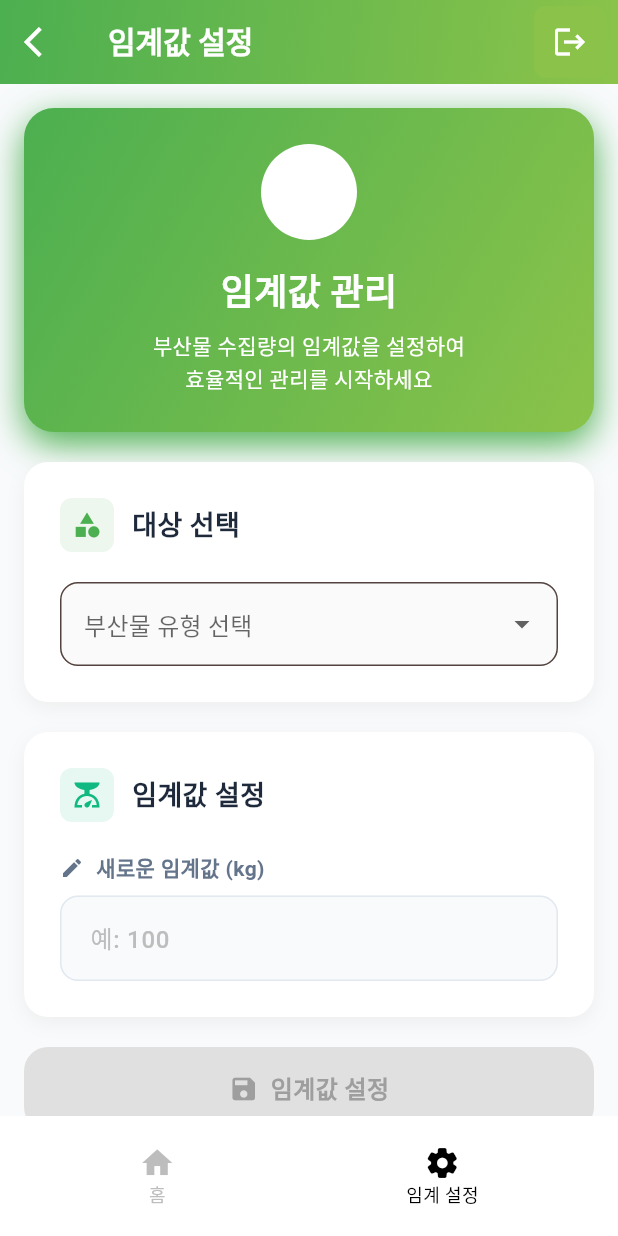
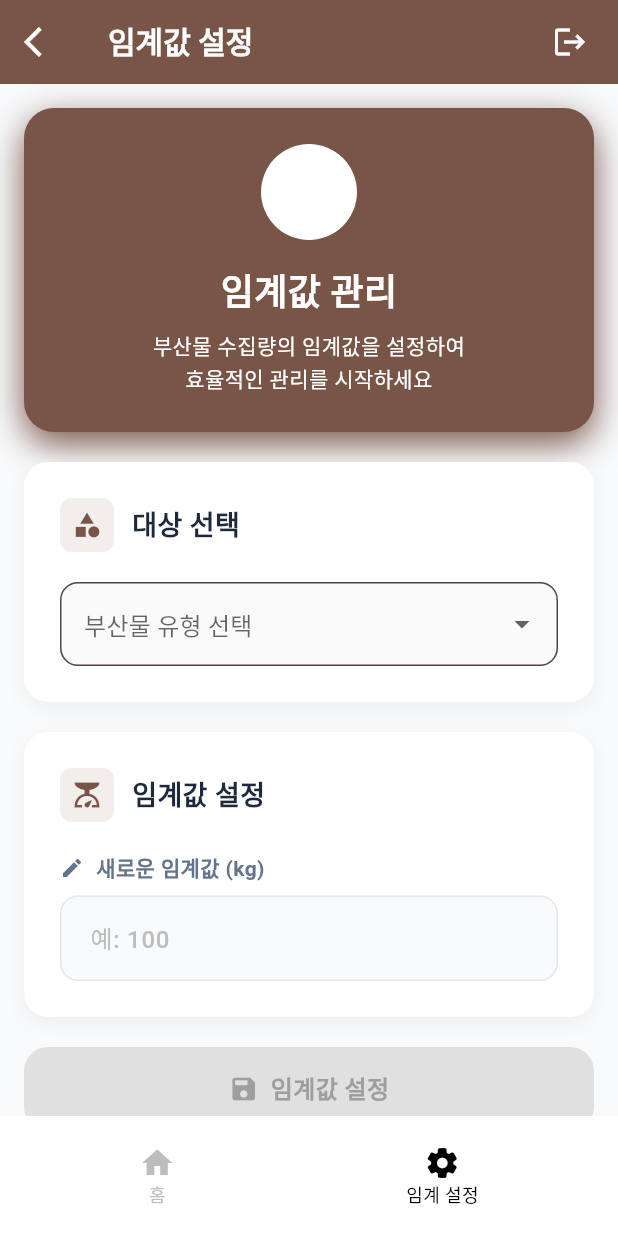
Before and after one commit to doyoon323/BrownSkin-Project, a Flutter app: the SetThresholdAdminPage screen opened directly with empty values, on a phone screen of 412 x 824 dp. Run offline on Flutter 3.47's test engine with Material 3 defaults, Android fonts, the phone set to English and light mode, and no system bars; our stand-ins replace geolocator, google_maps_flutter, percent_indicator, shared_preferences; missing offline and left inert: daum_postcode_view; accounts and stored records are empty.

Commit message:
refactor :setThreshold_admin.dart 코드 정리

```diff
--- a/lib/pages/admin/setThreshold_admin.dart
+++ b/lib/pages/admin/setThreshold_admin.dart
@@ -1,7 +1,6 @@
 import 'package:brownskin_app/common/api_service.dart';
 import 'package:flutter/material.dart';
 import 'package:brownskin_app/common/constants.dart';
-import 'package:http/http.dart' as http;
 import '../../common/widgets.dart';
 
 class SetThresholdAdminPage extends StatefulWidget {
@@ -13,18 +12,128 @@ class SetThresholdAdminPage extends StatefulWidget {
   _SetThresholdAdminPageState createState() => _SetThresholdAdminPageState();
 }
 
-class _SetThresholdAdminPageState extends State<SetThresholdAdminPage>
-    with TickerProviderStateMixin {
+class CommonCards {
+  static Widget buildCard({
+    required Widget child,
+    Color? color, Gradient? gradient,
+    BorderRadius borderRadius = const BorderRadius.all(Radius.circular(16)), List<BoxShadow>? boxShadow,
+    EdgeInsets padding = const EdgeInsets.all(24),
+  }) {
+    return Container(
+      padding: padding,
+      decoration: BoxDecoration(color: color, gradient: gradient, borderRadius: borderRadius, boxShadow: boxShadow),
+      child: child,
+    );
+  }
+
+  static Widget buildCardTitle({
+    required IconData icon,
+    required String title,
+    Color iconColor = Colors.brown, double iconSize = 20,
+  }) {
+    return Row(
+      children: [
+        Container(
+          padding: const EdgeInsets.all(8),
+          decoration: BoxDecoration(color: iconColor.withOpacity(0.1), borderRadius: BorderRadius.circular(8)),
+          child: Icon(icon, color: iconColor, size: iconSize),
+        ),
+        const SizedBox(width: 12),
+        Text(title, style: const TextStyle(fontSize: 18, fontWeight: FontWeight.bold, color: Color(0xFF1E293B))),
+      ],
+    );
+  }
+
+  static Widget buildErrorMessageCard(String message) {
+    return Container(
+      padding: const EdgeInsets.all(12),
+      decoration: BoxDecoration(color: Colors.brown.withOpacity(0.1), borderRadius: BorderRadius.circular(8), border: Border.all(color: Colors.brown.withOpacity(0.3))),
+      child: Row(
+        children: [
+          const Icon(Icons.error_outline, color: Colors.brown, size: 16),
+          const SizedBox(width: 8),
+          Expanded(child: Text(message, style: const TextStyle(fontSize: 12, color: Colors.brown, fontWeight: FontWeight.w500))),
+        ],
+      ),
+    );
+  }
+
+
+  static Widget buildHeaderCard({
+    required String title, required String subtitle,
+    required IconData icon,
+    Color iconBgColor = Colors.white, Color iconColor = Colors.white, Gradient? backgroundGradient, Color shadowColor = Colors.brown,
+  }) {
+    return Container(
+      width: double.infinity,
+      padding: const EdgeInsets.all(24),
+      decoration: BoxDecoration(
+        color: Colors.brown,
+        borderRadius: BorderRadius.circular(20),
+        boxShadow: [BoxShadow(color: shadowColor, blurRadius: 20, offset: const Offset(0, 8))],
+      ),
+      child: Column(
+        children: [
+          Container(
+            padding: const EdgeInsets.all(16),
+            decoration: BoxDecoration(color: iconBgColor, borderRadius: BorderRadius.circular(50)),
+            child: Icon(icon, size: 32, color: iconColor),
+          ),
+          const SizedBox(height: 16),
+          Text(title, style: const TextStyle(fontSize: 24, fontWeight: FontWeight.bold, color: Colors.white)),
+          const SizedBox(height: 8),
+          Text(subtitle, textAlign: TextAlign.center, style: const TextStyle(fontSize: 14, color: Colors.white, height: 1.5)),
+        ],
+      ),
+    );
+  }
+
+  static Widget buildSuccessCard(Animation<double> scaleAnimation) {
+    return AnimatedBuilder(
+      animation: scaleAnimation,
+      builder: (context, child) {
+        return Transform.scale(
+          scale: scaleAnimation.value,
+          child: Container(
+            padding: const EdgeInsets.all(20),
+            color: Colors.brown,
+            decoration: BoxDecoration(
+              borderRadius: BorderRadius.circular(16),
+              boxShadow: const [BoxShadow(color:Colors.brown, blurRadius: 15, offset: Offset(0, 6))],
+            ),
+            child: Row(
+              children: [
+                Container(
+                  padding: const EdgeInsets.all(8),
+                  decoration: BoxDecoration(color: Colors.white, borderRadius: BorderRadius.circular(50)),
+                  child: const Icon(Icons.check_circle, color: Colors.white, size: 24)
+                ),
+                const SizedBox(width: 16),
+                const Expanded(
+                  child: Column(
+                    crossAxisAlignment: CrossAxisAlignment.start,
+                    children: [
+                      Text('설정 완료!', style: TextStyle(fontSize: 16, fontWeight: FontWeight.bold, color: Colors.white)),
+                      SizedBox(height: 4),
+                      Text('임계값이 성공적으로 설정되었습니다.', style: TextStyle(fontSize: 12, color: Colors.white70)),
+                    ],
+                  ),
+                ),
+              ],
+            ),
+          ),
+        );
+      },
+    );
+  }
+}
+
+class _SetThresholdAdminPageState extends State<SetThresholdAdminPage> with TickerProviderStateMixin {
   final TextEditingController _currentWeightController = TextEditingController();
-  final TextEditingController _targetGoalController = TextEditingController();
   final _formKey = GlobalKey<FormState>();
 
-  String get token => widget.token;
-
-  // page2 용 변수
   String? selectedType;
   String? selectedByproductName;
-  String? selectedProvince;
   int selectedIndex = 1;
 
   bool isLoading = false;
@@ -32,7 +141,6 @@ class _SetThresholdAdminPageState extends State<SetThresholdAdminPage>
   String? errorMessage;
   String? currentThreshold;
 
-  // 애니메이션 컨트롤러
   late AnimationController _animationController;
   late AnimationController _successAnimationController;
   late Animation<double> _fadeAnimation;
@@ -54,7 +162,6 @@ class _SetThresholdAdminPageState extends State<SetThresholdAdminPage>
   @override
   void dispose() {
     _currentWeightController.dispose();
-    _targetGoalController.dispose();
     _animationController.dispose();
     _successAnimationController.dispose();
     super.dispose();
@@ -62,33 +169,28 @@ class _SetThresholdAdminPageState extends State<SetThresholdAdminPage>
 
   Future<bool> setThreshold(String? weight) async {
     if (weight == null || weight.isEmpty) return false;
-    try {
-      final request = await http.post(
-        Uri.parse("$BASE_URL/api/threshold"),
-        headers: {'Authorization': 'Token ${widget.token}'},
-        body: {
-          'type': selectedType,
-          'name': selectedByproductName,
-          'weight': weight
-        },
-      );
-      if (request.statusCode != 200) {
-        errorMessage = '임계값 설정에 실패했습니다.';
-        return false;
-      }
+
+    final response = await ApiService.postWithToken(
+      endpoint: '/api/threshold',
+      token: widget.token,
+      body: {
+        'type': selectedType!,
+        'name': selectedByproductName!,
+        'weight': weight
+      },
+    );
+    if (response != null && response.statusCode >= 200 && response.statusCode < 300) {
       await getThreshold(selectedType,selectedByproductName);
       isSuccess = true;
       _successAnimationController.forward();
       return true;
-    } catch (e) {
-      errorMessage = '네트워크 오류가 발생했습니다.';
     }
     return false;
   }
 
 
   Future<void> getThreshold(String? type, String? name) async {
-    final raw = await ApiService.fetchMap(url: "$BASE_URL/api/threshold?"+"type=$type&"+"name=$name", token: token);
+    final raw = await ApiService.fetchMap(url: "$BASE_URL/api/threshold?"+"type=$type&"+"name=$name", token: widget.token);
     if (raw["weight_float"] != null)  currentThreshold = raw["weight_float"].toString();
     else  currentThreshold = null;
   }
@@ -113,11 +215,7 @@ class _SetThresholdAdminPageState extends State<SetThresholdAdminPage>
                   key: _formKey,
                   child: Column(
                     children: [
-                    buildHeaderCard(
-                    title: '임계값 관리',
-                    subtitle: '부산물 수집량의 임계값을 설정하여\n효율적인 관리를 시작하세요',
-                    icon: Icons.tune,
-                  ),
+                      CommonCards.buildHeaderCard(title: '임계값 관리', subtitle: '부산물 수집량의 임계값을 설정하여\n효율적인 관리를 시작하세요', icon: Icons.tune,),
                       const SizedBox(height: 20),
                       _buildSelectionCard(),
                       const SizedBox(height: 20),
@@ -126,7 +224,7 @@ class _SetThresholdAdminPageState extends State<SetThresholdAdminPage>
                       _buildActionButton(),
                       if (isSuccess) ...[
                         const SizedBox(height: 20),
-                        buildSuccessCard(_scaleAnimation)
+                        CommonCards.buildSuccessCard(_scaleAnimation)
                       ],
                     ],
                   ),
@@ -153,11 +251,9 @@ class _SetThresholdAdminPageState extends State<SetThresholdAdminPage>
       elevation: 0,
       leading: IconButton(icon: const Icon(Icons.arrow_back_ios, color: Colors.white), onPressed: () => Navigator.pop(context, 0)),
       flexibleSpace: Container(
-        decoration: const BoxDecoration(
-          gradient: LinearGradient(colors: [Colors.green, Colors.lightGreen], begin: Alignment.topLeft, end: Alignment.bottomRight),
-        ),
+        decoration: const BoxDecoration(color: Colors.brown),
       ),
-      actions: [buildLogoutIconButton(context,backgroundColor: Colors.lightGreen)],
+      actions: [buildLogoutIconButton(context,backgroundColor: Colors.brown)],
     );
   }
 
@@ -166,56 +262,16 @@ class _SetThresholdAdminPageState extends State<SetThresholdAdminPage>
     if (index == 0) Navigator.pop(context, 0);
   }
 
-  Widget buildHeaderCard({
-    required String title, required String subtitle,
-    required IconData icon,
-    Color iconBgColor = Colors.white, Color iconColor = Colors.white, Gradient? backgroundGradient, Color shadowColor = Colors.green,
-  }) {
-    return Container(
-      width: double.infinity,
-      padding: const EdgeInsets.all(24),
-      decoration: BoxDecoration(
-        gradient: backgroundGradient ?? LinearGradient(colors: [Colors.green, Colors.lightGreen], begin: Alignment.topLeft, end: Alignment.bottomRight,),
-        borderRadius: BorderRadius.circular(20),
-        boxShadow: [BoxShadow(color: shadowColor, blurRadius: 20, offset: const Offset(0, 8))],
-      ),
-      child: Column(
-        children: [
-          Container(
-            padding: const EdgeInsets.all(16),
-            decoration: BoxDecoration(color: iconBgColor, borderRadius: BorderRadius.circular(50)),
-            child: Icon(icon, size: 32, color: iconColor),
-          ),
-          const SizedBox(height: 16),
-          Text(title, style: const TextStyle(fontSize: 24, fontWeight: FontWeight.bold, color: Colors.white)),
-          const SizedBox(height: 8),
-          Text(subtitle, textAlign: TextAlign.center, style: const TextStyle(fontSize: 14, color: Colors.white, height: 1.5)),
-        ],
-      ),
-    );
-  }
-
-
-  Widget buildIconTitleRow(IconData icon, String title, {Color color = Colors.green}) {
+  Widget buildIconTitleRow(IconData icon, String title, {Color color = Colors.brown}) {
     return Row(
       children: [
         Container(
           padding: const EdgeInsets.all(8),
-          decoration: BoxDecoration(
-            color: color.withOpacity(0.1),
-            borderRadius: BorderRadius.circular(8),
-          ),
+          decoration: BoxDecoration(color: color.withOpacity(0.1), borderRadius: BorderRadius.circular(8),),
           child: Icon(icon, color: color, size: 20),
         ),
         const SizedBox(width: 12),
-        Text(
-          title,
-          style: const TextStyle(
-            fontSize: 18,
-            fontWeight: FontWeight.bold,
-            color: Color(0xFF1E293B),
-          ),
-        ),
+        Text(title, style: const TextStyle(fontSize: 18, fontWeight: FontWeight.bold, color: Color(0xFF1E293B))),
       ],
     );
   }
@@ -223,18 +279,12 @@ class _SetThresholdAdminPageState extends State<SetThresholdAdminPage>
   Widget _buildSelectionCard() {
     return Container(
       padding: const EdgeInsets.all(24),
-      decoration: BoxDecoration(
-        color: Colors.white,
-        borderRadius: BorderRadius.circular(16),
-        boxShadow: [BoxShadow(color: Colors.grey.shade200, blurRadius: 10, offset: const Offset(0, 4))],
-      ),
+      decoration: BoxDecoration(color: Colors.white, borderRadius: BorderRadius.circular(16), boxShadow: [BoxShadow(color: Colors.grey.shade200, blurRadius: 10, offset: const Offset(0, 4))]),
       child: Column(
         crossAxisAlignment: CrossAxisAlignment.start,
         children: [
           buildIconTitleRow(Icons.category, '대상 선택'),
           const SizedBox(height: 20),
-
-          /// 부산물 유형 드롭다운
           CommonDropdownField(
             value: selectedType,
             items: const ["가공", "수확"],
@@ -248,14 +298,11 @@ class _SetThresholdAdminPageState extends State<SetThresholdAdminPage>
             },
             hintText: '부산물 유형 선택',
           ),
-
           if (selectedType != null) ...[
             const SizedBox(height: 16),
-            /// 품목 드롭다운
             CommonDropdownField(
               value: selectedByproductName,
-              items: byproductsCategory.where((item) => item['type'] == selectedType)
-                  .map((item) => item['name']!)
+              items: byproductsCategory.where((item) => item['type'] == selectedType).map((item) => item['name']!)
                   .toList(),
               onChanged: (value) async {
                 setState(() {
@@ -264,7 +311,6 @@ class _SetThresholdAdminPageState extends State<SetThresholdAdminPage>
                   currentThreshold = null;
                   _successAnimationController.reset();
                 });
-
                 await getThreshold(selectedType, value);
                 setState(() {});
               },
@@ -278,32 +324,31 @@ class _SetThresholdAdminPageState extends State<SetThresholdAdminPage>
 
 
   Widget _buildThresholdCard() {
-    return buildCard(
+    return CommonCards.buildCard(
       color: Colors.white,
       boxShadow: [BoxShadow(color: Colors.grey.shade200, blurRadius: 10, offset: const Offset(0, 4),)],
       child: Column(
         crossAxisAlignment: CrossAxisAlignment.start,
         children: [
-          buildCardTitle(icon: Icons.scale, title: '임계값 설정', iconColor: const Color(0xFF10B981)),
+          CommonCards.buildCardTitle(icon: Icons.scale, title: '임계값 설정', iconColor: Colors.brown),
           const SizedBox(height: 20),
 
           if (currentThreshold != null) ...[
-            buildCard(
-              color: const Color(0xFF10B981).withOpacity(0.1),
+            CommonCards.buildCard(
+              color:  Colors.brown,
               padding: const EdgeInsets.all(16),
               borderRadius: BorderRadius.circular(12),
               boxShadow: [],
               child: Row(
                 children: [
-                  const Icon(Icons.check_circle, color: Color(0xFF10B981), size: 20),
+                  const Icon(Icons.check_circle, color: Colors.brown, size: 20),
                   const SizedBox(width: 12),
-                  Text('현재 설정된 임계값: ${currentThreshold}kg', style: const TextStyle(fontSize: 14, fontWeight: FontWeight.w600, color: Color(0xFF10B981),),),
+                  Text('현재 설정된 임계값: ${currentThreshold}kg', style: const TextStyle(fontSize: 14, fontWeight: FontWeight.w600, color: Colors.white)),
                 ],
               ),
             ),
             const SizedBox(height: 16),
           ],
-
           const Row(
             children: [
               Icon(Icons.edit, size: 16, color: Color(0xFF64748B)),
@@ -325,24 +370,19 @@ class _SetThresholdAdminPageState extends State<SetThresholdAdminPage>
               hintStyle: TextStyle(color: Colors.grey.shade400),
               suffixText: 'kg',
               suffixStyle: const TextStyle(fontWeight: FontWeight.w600, color: Color(0xFF64748B)),
-              border: OutlineInputBorder(borderRadius: BorderRadius.circular(12), borderSide: const BorderSide(color: Color(0xFFE2E8F0)),),
-              enabledBorder: OutlineInputBorder(borderRadius: BorderRadius.circular(12), borderSide: const BorderSide(color: Color(0xFFE2E8F0)),),
-              focusedBorder: OutlineInputBorder(borderRadius: BorderRadius.circular(12), borderSide: const BorderSide(color: Color(0xFF667EEA), width: 2),),
-              errorBorder: OutlineInputBorder(borderRadius: BorderRadius.circular(12), borderSide: const BorderSide(color: Color(0xFFEF4444)),),
+              border: OutlineInputBorder(borderRadius: BorderRadius.circular(12), borderSide: const BorderSide(color: Color(0xFFE2E8F0))),
+              enabledBorder: OutlineInputBorder(borderRadius: BorderRadius.circular(12), borderSide: const BorderSide(color: Color(0xFFE2E8F0))),
+              focusedBorder: OutlineInputBorder(borderRadius: BorderRadius.circular(12), borderSide: const BorderSide(color: Color(0xFF667EEA), width: 2)),
+              errorBorder: OutlineInputBorder(borderRadius: BorderRadius.circular(12), borderSide: const BorderSide(color: Color(0xFFEF4444))),
               contentPadding: const EdgeInsets.symmetric(horizontal: 16, vertical: 16),
               filled: true,
               fillColor: const Color(0xFFF8FAFC),
             ),
-            style: const TextStyle(
-              fontSize: 16,
-              fontWeight: FontWeight.w500,
-              color: Color(0xFF1E293B),
-            ),
+            style: const TextStyle(fontSize: 16, fontWeight: FontWeight.w500, color: Color(0xFF1E293B)),
           ),
-
           if (errorMessage != null) ...[
             const SizedBox(height: 12),
-            buildErrorMessageCard(errorMessage!)
+            CommonCards.buildErrorMessageCard(errorMessage!)
           ],
         ],
       ),
@@ -354,12 +394,10 @@ class _SetThresholdAdminPageState extends State<SetThresholdAdminPage>
     return Container(
       width: double.infinity,
       height: 56,
-      decoration: BoxDecoration(gradient: canSubmit ? const LinearGradient(colors: [Colors.green, Colors.lightGreen],)
-            : null,
+      decoration: BoxDecoration(gradient: canSubmit ? const LinearGradient(colors: [Colors.brown, Color(0xFF6C4348)]) : null,
         color: canSubmit ? null : Colors.grey.shade300,
         borderRadius: BorderRadius.circular(16),
-        boxShadow: canSubmit ? [BoxShadow(color: const Color(0xFF667EEA) , blurRadius: 15, offset: const Offset(0, 6))]
-            : null,
+        boxShadow: canSubmit ? [BoxShadow(color:  Color(0xFF6C4348) , blurRadius: 15, offset: const Offset(0, 6))] : null,
       ),
       child: Material(
         color: Colors.transparent,
@@ -386,93 +424,6 @@ class _SetThresholdAdminPageState extends State<SetThresholdAdminPage>
     );
   }
 
-  Widget buildSuccessCard(Animation<double> scaleAnimation) {
-    return AnimatedBuilder(
-      animation: scaleAnimation,
-      builder: (context, child) {
-        return Transform.scale(
-          scale: scaleAnimation.value,
-          child: Container(
-            padding: const EdgeInsets.all(20),
-            decoration: BoxDecoration(
-              gradient: const LinearGradient(colors: [Color(0xFF10B981), Color(0xFF059669)],),
-              borderRadius: BorderRadius.circular(16),
-              boxShadow: const [BoxShadow(color: Color(0xFF10B981), blurRadius: 15, offset: Offset(0, 6))],
-            ),
-            child: Row(
-              children: [
-                Container(
-                  padding: const EdgeInsets.all(8),
-                  decoration: BoxDecoration(color: Colors.white, borderRadius: BorderRadius.circular(50)),
-                  child: const Icon(Icons.check_circle, color: Colors.white, size: 24),
-                ),
-                const SizedBox(width: 16),
-                const Expanded(
-                  child: Column(
-                    crossAxisAlignment: CrossAxisAlignment.start,
-                    children: [
-                      Text('설정 완료!', style: TextStyle(fontSize: 16, fontWeight: FontWeight.bold, color: Colors.white)),
-                      SizedBox(height: 4),
-                      Text('임계값이 성공적으로 설정되었습니다.', style: TextStyle(fontSize: 12, color: Colors.white70)),
-                    ],
-                  ),
-                ),
-              ],
-            ),
-          ),
-        );
-      },
-    );
-  }
-
-  Widget buildCard({
-    required Widget child, Color? color, Gradient? gradient,
-    BorderRadius borderRadius = const BorderRadius.all(Radius.circular(16)),
-    List<BoxShadow>? boxShadow, EdgeInsets padding = const EdgeInsets.all(24),
-  }) {
-    return Container(
-      padding: padding,
-      decoration: BoxDecoration(color: color, gradient: gradient, borderRadius: borderRadius, boxShadow: boxShadow,),
-      child: child,
-    );
-  }
-
-  Widget buildCardTitle({
-    required IconData icon, required String title,
-    Color iconColor = Colors.green, double iconSize = 20,
-  }) {
-    return Row(
-      children: [
-        Container(
-          padding: const EdgeInsets.all(8),
-          decoration: BoxDecoration(color: iconColor.withOpacity(0.1), borderRadius: BorderRadius.circular(8)),
-          child: Icon(icon, color: iconColor, size: iconSize),
-        ),
-        const SizedBox(width: 12),
-        Text(title, style: const TextStyle(fontSize: 18, fontWeight: FontWeight.bold, color: Color(0xFF1E293B))),
-      ],
-    );
-  }
-
-  Widget buildErrorMessageCard(String message) {
-    return Container(
-      padding: const EdgeInsets.all(12),
-      decoration: BoxDecoration(
-        color: Colors.green.withOpacity(0.1),
-        borderRadius: BorderRadius.circular(8),
-        border: Border.all(color: Colors.green.withOpacity(0.3)),
-      ),
-      child: Row(
-        children: [
-          const Icon(Icons.error_outline, color: Colors.green, size: 16),
-          const SizedBox(width: 8),
-          Expanded(child: Text(message, style: const TextStyle(fontSize: 12, color: Colors.green, fontWeight: FontWeight.w500))),
-        ],
-      ),
-    );
-  }
-
-
   void _handleSubmit() async {
     if (_formKey.currentState!.validate()) {
       String weightValue = _currentWeightController.text;
@@ -485,7 +436,7 @@ class _SetThresholdAdminPageState extends State<SetThresholdAdminPage>
         ScaffoldMessenger.of(context).showSnackBar(
           SnackBar(
             content: Row(children: [Icon(Icons.check_circle, color: Colors.white), SizedBox(width: 8), Text('임계값이 성공적으로 설정되었습니다!')],),
-            backgroundColor: Color(0xFF10B981),
+            backgroundColor: Colors.brown,
             behavior: SnackBarBehavior.floating,
             shape: RoundedRectangleBorder(borderRadius: BorderRadius.circular(8)),
           ),
```
